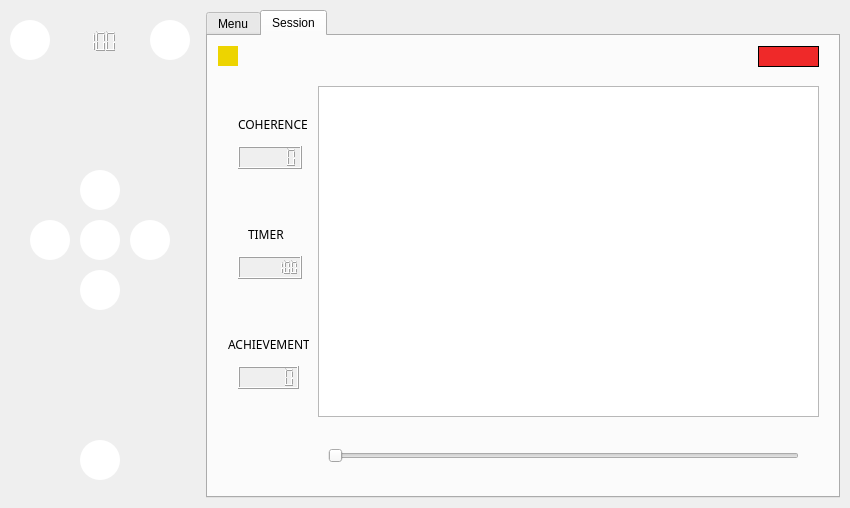
Qt form ui/mainwindow.ui (sayyidahakindele/team40) before a commit.
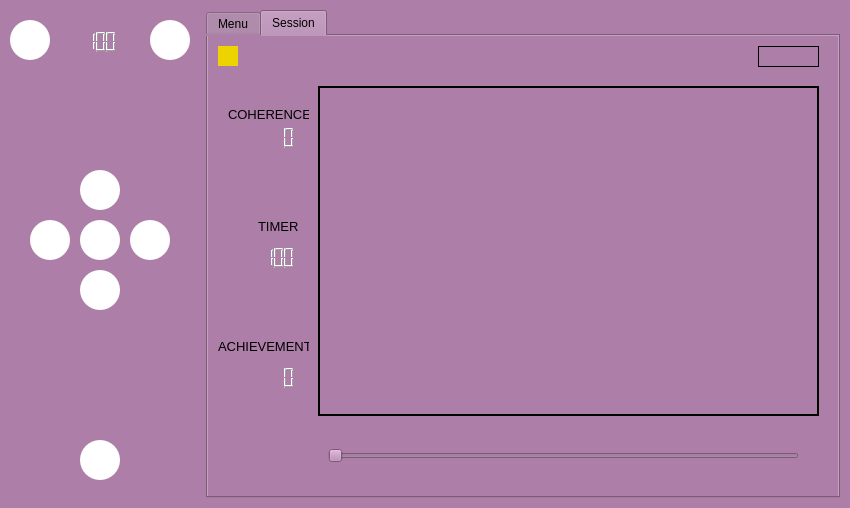
The same form after that commit. The open tabs and pages were chosen to show the change. Icons and pictures are not drawn.

Commit message: UI changes endsession() function

Patch:
```diff
--- a/ui/mainwindow.ui
+++ b/ui/mainwindow.ui
@@ -40,15 +40,10 @@
    <enum>Qt::LeftToRight</enum>
   </property>
   <property name="autoFillBackground">
-   <bool>true</bool>
+   <bool>false</bool>
   </property>
   <property name="styleSheet">
-   <string notr="true">/*(2)*/
-/*
-(4)
-background-color: #616E7C;
-color: 
-*/</string>
+   <string notr="true">background-color: rgb(173, 127, 168);</string>
   </property>
   <property name="documentMode">
    <bool>false</bool>
@@ -535,6 +530,9 @@
       </item>
       <item>
        <widget class="QTabWidget" name="views">
+        <property name="autoFillBackground">
+         <bool>false</bool>
+        </property>
         <property name="styleSheet">
          <string notr="true">font: 75 12pt &quot;Noto Sans Adlam&quot;;</string>
         </property>
@@ -625,8 +623,8 @@
              <colorrole role="Button">
               <brush brushstyle="SolidPattern">
                <color alpha="255">
-                <red>239</red>
-                <green>41</green>
+                <red>34</red>
+                <green>34</green>
                 <blue>41</blue>
                </color>
               </brush>
@@ -697,17 +695,17 @@
              <colorrole role="Base">
               <brush brushstyle="SolidPattern">
                <color alpha="255">
-                <red>255</red>
-                <green>255</green>
-                <blue>255</blue>
+                <red>34</red>
+                <green>34</green>
+                <blue>41</blue>
                </color>
               </brush>
              </colorrole>
              <colorrole role="Window">
               <brush brushstyle="SolidPattern">
                <color alpha="255">
-                <red>239</red>
-                <green>41</green>
+                <red>34</red>
+                <green>34</green>
                 <blue>41</blue>
                </color>
               </brush>
@@ -771,8 +769,8 @@
              <colorrole role="Button">
               <brush brushstyle="SolidPattern">
                <color alpha="255">
-                <red>239</red>
-                <green>41</green>
+                <red>34</red>
+                <green>34</green>
                 <blue>41</blue>
                </color>
               </brush>
@@ -843,17 +841,17 @@
              <colorrole role="Base">
               <brush brushstyle="SolidPattern">
                <color alpha="255">
-                <red>255</red>
-                <green>255</green>
-                <blue>255</blue>
+                <red>34</red>
+                <green>34</green>
+                <blue>41</blue>
                </color>
               </brush>
              </colorrole>
              <colorrole role="Window">
               <brush brushstyle="SolidPattern">
                <color alpha="255">
-                <red>239</red>
-                <green>41</green>
+                <red>34</red>
+                <green>34</green>
                 <blue>41</blue>
                </color>
               </brush>
@@ -917,8 +915,8 @@
              <colorrole role="Button">
               <brush brushstyle="SolidPattern">
                <color alpha="255">
-                <red>239</red>
-                <green>41</green>
+                <red>34</red>
+                <green>34</green>
                 <blue>41</blue>
                </color>
               </brush>
@@ -989,8 +987,8 @@
              <colorrole role="Base">
               <brush brushstyle="SolidPattern">
                <color alpha="255">
-                <red>239</red>
-                <green>41</green>
+                <red>34</red>
+                <green>34</green>
                 <blue>41</blue>
                </color>
               </brush>
@@ -998,8 +996,8 @@
              <colorrole role="Window">
               <brush brushstyle="SolidPattern">
                <color alpha="255">
-                <red>239</red>
-                <green>41</green>
+                <red>34</red>
+                <green>34</green>
                 <blue>41</blue>
                </color>
               </brush>
@@ -1053,7 +1051,10 @@
            </palette>
           </property>
           <property name="autoFillBackground">
-           <bool>true</bool>
+           <bool>false</bool>
+          </property>
+          <property name="styleSheet">
+           <string notr="true">background-color: rrgb(239, 41, 41);</string>
           </property>
           <property name="frameShape">
            <enum>QFrame::Box</enum>
@@ -1068,23 +1069,32 @@
             <x>110</x>
             <y>50</y>
             <width>501</width>
-            <height>331</height>
+            <height>330</height>
            </rect>
           </property>
+          <property name="frameShape">
+           <enum>QFrame::Box</enum>
+          </property>
+          <property name="frameShadow">
+           <enum>QFrame::Plain</enum>
+          </property>
+          <property name="lineWidth">
+           <number>2</number>
+          </property>
          </widget>
          <widget class="QLabel" name="achievementLabel">
           <property name="geometry">
            <rect>
-            <x>20</x>
+            <x>10</x>
             <y>300</y>
-            <width>81</width>
-            <height>17</height>
+            <width>91</width>
+            <height>21</height>
            </rect>
           </property>
           <property name="font">
            <font>
-            <family>Noto Sans</family>
-            <pointsize>9</pointsize>
+            <family>Ubuntu</family>
+            <pointsize>10</pointsize>
             <weight>50</weight>
             <italic>false</italic>
             <bold>false</bold>
@@ -1100,16 +1110,16 @@
          <widget class="QLabel" name="coherenceLabel">
           <property name="geometry">
            <rect>
-            <x>30</x>
-            <y>80</y>
-            <width>71</width>
+            <x>20</x>
+            <y>70</y>
+            <width>81</width>
             <height>17</height>
            </rect>
           </property>
           <property name="font">
            <font>
-            <family>Noto Sans</family>
-            <pointsize>9</pointsize>
+            <family>Ubuntu</family>
+            <pointsize>10</pointsize>
             <weight>50</weight>
             <italic>false</italic>
             <bold>false</bold>
@@ -1122,80 +1132,51 @@
            <string>COHERENCE</string>
           </property>
          </widget>
-         <widget class="QLabel" name="timerLabel">
-          <property name="geometry">
-           <rect>
-            <x>40</x>
-            <y>190</y>
-            <width>41</width>
-            <height>17</height>
-           </rect>
-          </property>
-          <property name="font">
-           <font>
-            <family>Noto Sans</family>
-            <pointsize>9</pointsize>
-            <weight>50</weight>
-            <italic>false</italic>
-            <bold>false</bold>
-           </font>
-          </property>
-          <property name="styleSheet">
-           <string notr="true">font: 9pt &quot;Noto Sans&quot;;</string>
-          </property>
-          <property name="text">
-           <string>TIMER</string>
-          </property>
-         </widget>
          <widget class="QLCDNumber" name="achievement">
           <property name="geometry">
            <rect>
-            <x>30</x>
+            <x>20</x>
             <y>330</y>
-            <width>61</width>
+            <width>81</width>
             <height>23</height>
            </rect>
           </property>
           <property name="autoFillBackground">
-           <bool>true</bool>
+           <bool>false</bool>
+          </property>
+          <property name="styleSheet">
+           <string notr="true"/>
+          </property>
+          <property name="frameShape">
+           <enum>QFrame::NoFrame</enum>
           </property>
           <property name="smallDecimalPoint">
-           <bool>true</bool>
+           <bool>false</bool>
           </property>
          </widget>
          <widget class="QLCDNumber" name="coherence">
           <property name="geometry">
            <rect>
-            <x>30</x>
-            <y>110</y>
-            <width>64</width>
+            <x>20</x>
+            <y>90</y>
+            <width>81</width>
             <height>23</height>
            </rect>
           </property>
           <property name="autoFillBackground">
-           <bool>true</bool>
+           <bool>false</bool>
+          </property>
+          <property name="frameShape">
+           <enum>QFrame::NoFrame</enum>
           </property>
           <property name="smallDecimalPoint">
-           <bool>true</bool>
-          </property>
-         </widget>
-         <widget class="QLCDNumber" name="timer">
-          <property name="geometry">
-           <rect>
-            <x>30</x>
-            <y>220</y>
-            <width>64</width>
-            <height>23</height>
-           </rect>
-          </property>
-          <property name="autoFillBackground">
-           <bool>true</bool>
+           <bool>false</bool>
           </property>
           <property name="digitCount">
-           <number>8</number>
+           <number>5</number>
           </property>
-          <property name="intValue" stdset="0">
-           <number>100</number>
+          <property name="segmentStyle">
+           <enum>QLCDNumber::Outline</enum>
           </property>
          </widget>
          <widget class="QSlider" name="horizontalSlider">
@@ -1258,6 +1239,67 @@
            <string/>
           </property>
          </widget>
+         <widget class="QLabel" name="timerLabel">
+          <property name="geometry">
+           <rect>
+            <x>50</x>
+            <y>180</y>
+            <width>41</width>
+            <height>20</height>
+           </rect>
+          </property>
+          <property name="font">
+           <font>
+            <family>Ubuntu</family>
+            <pointsize>10</pointsize>
+            <weight>50</weight>
+            <italic>false</italic>
+            <bold>false</bold>
+           </font>
+          </property>
+          <property name="styleSheet">
+           <string notr="true">font: 10pt &quot;Ubuntu&quot;;</string>
+          </property>
+          <property name="text">
+           <string>TIMER</string>
+          </property>
+         </widget>
+         <widget class="QLCDNumber" name="timer">
+          <property name="geometry">
+           <rect>
+            <x>20</x>
+            <y>210</y>
+            <width>81</width>
+            <height>23</height>
+           </rect>
+          </property>
+          <property name="autoFillBackground">
+           <bool>false</bool>
+          </property>
+          <property name="lineWidth">
+           <number>0</number>
+          </property>
+          <property name="smallDecimalPoint">
+           <bool>false</bool>
+          </property>
+          <property name="digitCount">
+           <number>5</number>
+          </property>
+          <property name="intValue" stdset="0">
+           <number>100</number>
+          </property>
+         </widget>
+         <zorder>graph</zorder>
+         <zorder>achievementLabel</zorder>
+         <zorder>coherenceLabel</zorder>
+         <zorder>achievement</zorder>
+         <zorder>coherence</zorder>
+         <zorder>horizontalSlider</zorder>
+         <zorder>countdown</zorder>
+         <zorder>running</zorder>
+         <zorder>coherenceLevel</zorder>
+         <zorder>timerLabel</zorder>
+         <zorder>timer</zorder>
         </widget>
        </widget>
       </item>
```
Left out of the diff: 11 changed lines with no effect on the pictures. The commit also changes 2 other files.
